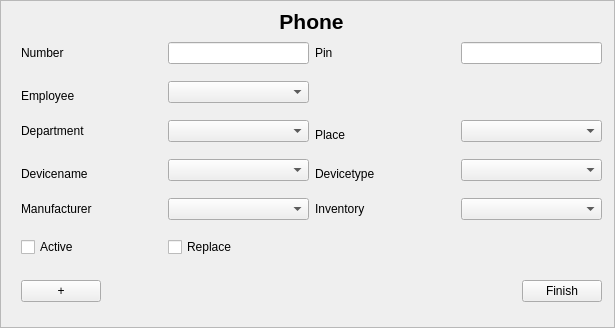
Before: the Qt Designer form src/phoneinputarea.ui in jmuelbert/jmbde-QT, drawn with Qt 5.
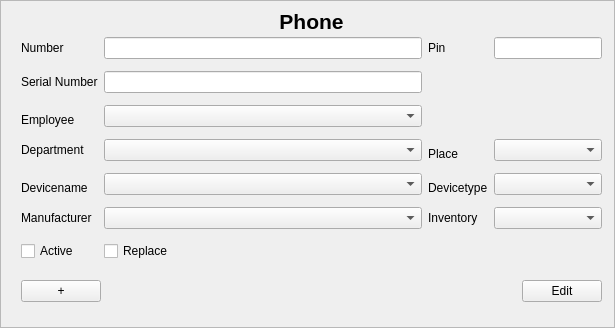
After: the same form once the commit is applied.

Commit message: Change the Index for DB in Employee

```diff
--- a/src/phoneinputarea.ui
+++ b/src/phoneinputarea.ui
@@ -35,10 +35,10 @@
      </rect>
     </property>
     <layout class="QGridLayout" name="gridLayout">
-     <item row="7" column="3">
+     <item row="8" column="3">
       <widget class="QComboBox" name="comboBox_Inventory"/>
      </item>
-     <item row="7" column="2">
+     <item row="8" column="2">
       <widget class="QLabel" name="label_Inventory">
        <property name="text">
         <string>Inventory</string>
@@ -48,10 +48,10 @@
        </property>
       </widget>
      </item>
-     <item row="7" column="1">
+     <item row="8" column="1">
       <widget class="QComboBox" name="comboBox_Manufacturer"/>
      </item>
-     <item row="7" column="0">
+     <item row="8" column="0">
       <widget class="QLabel" name="label_Manufacturer">
        <property name="text">
         <string>Manufacturer</string>
@@ -61,10 +61,36 @@
        </property>
       </widget>
      </item>
-     <item row="5" column="1">
+     <item row="4" column="3">
+      <widget class="QComboBox" name="comboBox_Place"/>
+     </item>
+     <item row="4" column="0">
+      <widget class="QLabel" name="label_Department">
+       <property name="text">
+        <string>Department</string>
+       </property>
+       <property name="buddy">
+        <cstring>comboBox_Department</cstring>
+       </property>
+      </widget>
+     </item>
+     <item row="6" column="2">
+      <widget class="QLabel" name="label_DeviceType">
+       <property name="text">
+        <string>Devicetype</string>
+       </property>
+       <property name="alignment">
+        <set>Qt::AlignBottom|Qt::AlignLeading|Qt::AlignLeft</set>
+       </property>
+       <property name="buddy">
+        <cstring>comboBox_DeviceType</cstring>
+       </property>
+      </widget>
+     </item>
+     <item row="6" column="1">
       <widget class="QComboBox" name="comboBox_DeviceName"/>
      </item>
-     <item row="5" column="0">
+     <item row="6" column="0">
       <widget class="QLabel" name="label_DeviceName">
        <property name="text">
         <string>Devicename</string>
@@ -77,51 +103,9 @@
        </property>
       </widget>
      </item>
-     <item row="5" column="2">
-      <widget class="QLabel" name="label_DeviceType">
-       <property name="text">
-        <string>Devicetype</string>
-       </property>
-       <property name="alignment">
-        <set>Qt::AlignBottom|Qt::AlignLeading|Qt::AlignLeft</set>
-       </property>
-       <property name="buddy">
-        <cstring>comboBox_DeviceType</cstring>
-       </property>
-      </widget>
-     </item>
-     <item row="5" column="3">
-      <widget class="QComboBox" name="comboBox_DeviceType"/>
-     </item>
-     <item row="3" column="3">
-      <widget class="QComboBox" name="comboBoxPlace"/>
-     </item>
-     <item row="3" column="2">
-      <widget class="QLabel" name="label_Place">
-       <property name="text">
-        <string>Place</string>
-       </property>
-       <property name="alignment">
-        <set>Qt::AlignBottom|Qt::AlignLeading|Qt::AlignLeft</set>
-       </property>
-       <property name="buddy">
-        <cstring>comboBoxPlace</cstring>
-       </property>
-      </widget>
-     </item>
-     <item row="3" column="1">
+     <item row="4" column="1">
       <widget class="QComboBox" name="comboBox_Department"/>
      </item>
-     <item row="3" column="0">
-      <widget class="QLabel" name="label_Department">
-       <property name="text">
-        <string>Department</string>
-       </property>
-       <property name="buddy">
-        <cstring>comboBox_Department</cstring>
-       </property>
-      </widget>
-     </item>
      <item row="1" column="1">
       <widget class="QLineEdit" name="lineEdit_Number">
        <property name="sizePolicy">
@@ -132,6 +116,29 @@
        </property>
       </widget>
      </item>
+     <item row="4" column="2">
+      <widget class="QLabel" name="label_Place">
+       <property name="text">
+        <string>Place</string>
+       </property>
+       <property name="alignment">
+        <set>Qt::AlignBottom|Qt::AlignLeading|Qt::AlignLeft</set>
+       </property>
+       <property name="buddy">
+        <cstring>comboBox_Place</cstring>
+       </property>
+      </widget>
+     </item>
+     <item row="6" column="3">
+      <widget class="QComboBox" name="comboBox_DeviceType"/>
+     </item>
+     <item row="9" column="0">
+      <widget class="QCheckBox" name="checkBox_Active">
+       <property name="text">
+        <string>Active</string>
+       </property>
+      </widget>
+     </item>
      <item row="1" column="0">
       <widget class="QLabel" name="label_Number">
        <property name="text">
@@ -142,20 +149,39 @@
        </property>
       </widget>
      </item>
-     <item row="8" column="0">
-      <widget class="QCheckBox" name="checkBox_Active">
-       <property name="text">
-        <string>Active</string>
-       </property>
-      </widget>
-     </item>
-     <item row="8" column="1">
+     <item row="9" column="1">
       <widget class="QCheckBox" name="checkBox_Replace">
        <property name="text">
         <string>Replace</string>
        </property>
       </widget>
      </item>
+     <item row="3" column="1">
+      <widget class="QComboBox" name="comboBox_Employee"/>
+     </item>
+     <item row="3" column="0">
+      <widget class="QLabel" name="label_Employee">
+       <property name="text">
+        <string>Employee</string>
+       </property>
+       <property name="alignment">
+        <set>Qt::AlignBottom|Qt::AlignLeading|Qt::AlignLeft</set>
+       </property>
+       <property name="buddy">
+        <cstring>comboBox_Employee</cstring>
+       </property>
+      </widget>
+     </item>
+     <item row="1" column="3">
+      <widget class="QLineEdit" name="lineEdit_Pin">
+       <property name="sizePolicy">
+        <sizepolicy hsizetype="Preferred" vsizetype="Fixed">
+         <horstretch>0</horstretch>
+         <verstretch>0</verstretch>
+        </sizepolicy>
+       </property>
+      </widget>
+     </item>
      <item row="1" column="2">
       <widget class="QLabel" name="label_Pin">
        <property name="text">
@@ -166,31 +192,15 @@
        </property>
       </widget>
      </item>
-     <item row="1" column="3">
-      <widget class="QLineEdit" name="lineEdit_Pin">
-       <property name="sizePolicy">
-        <sizepolicy hsizetype="Preferred" vsizetype="Fixed">
-         <horstretch>0</horstretch>
-         <verstretch>0</verstretch>
-        </sizepolicy>
-       </property>
-      </widget>
-     </item>
      <item row="2" column="0">
-      <widget class="QLabel" name="label_Employee">
+      <widget class="QLabel" name="label_SerialNumber">
        <property name="text">
-        <string>Employee</string>
-       </property>
-       <property name="alignment">
-        <set>Qt::AlignBottom|Qt::AlignLeading|Qt::AlignLeft</set>
-       </property>
-       <property name="buddy">
-        <cstring>comboBox_Employee</cstring>
+        <string>Serial Number</string>
        </property>
       </widget>
      </item>
      <item row="2" column="1">
-      <widget class="QComboBox" name="comboBox_Employee"/>
+      <widget class="QLineEdit" name="lineEdit_SerialNumber"/>
      </item>
     </layout>
    </widget>
@@ -205,7 +215,7 @@
     </property>
     <layout class="QHBoxLayout" name="horizontalLayout">
      <item>
-      <widget class="QPushButton" name="pushButton">
+      <widget class="QPushButton" name="pushButton_Add">
        <property name="text">
         <string>+</string>
        </property>
@@ -225,9 +235,9 @@
       </spacer>
      </item>
      <item>
-      <widget class="QPushButton" name="pushButtonFinish">
+      <widget class="QPushButton" name="pushButton_EditFinish">
        <property name="text">
-        <string>Finish</string>
+        <string>Edit</string>
        </property>
       </widget>
      </item>
@@ -244,7 +254,7 @@
     </property>
     <layout class="QVBoxLayout" name="verticalLayout">
      <item>
-      <widget class="QLabel" name="labelHeader">
+      <widget class="QLabel" name="label_Header">
        <property name="font">
         <font>
          <pointsize>16</pointsize>
```
Left out of the diff: 6 changed lines with no effect on the pictures. The commit also changes 56 other files.
